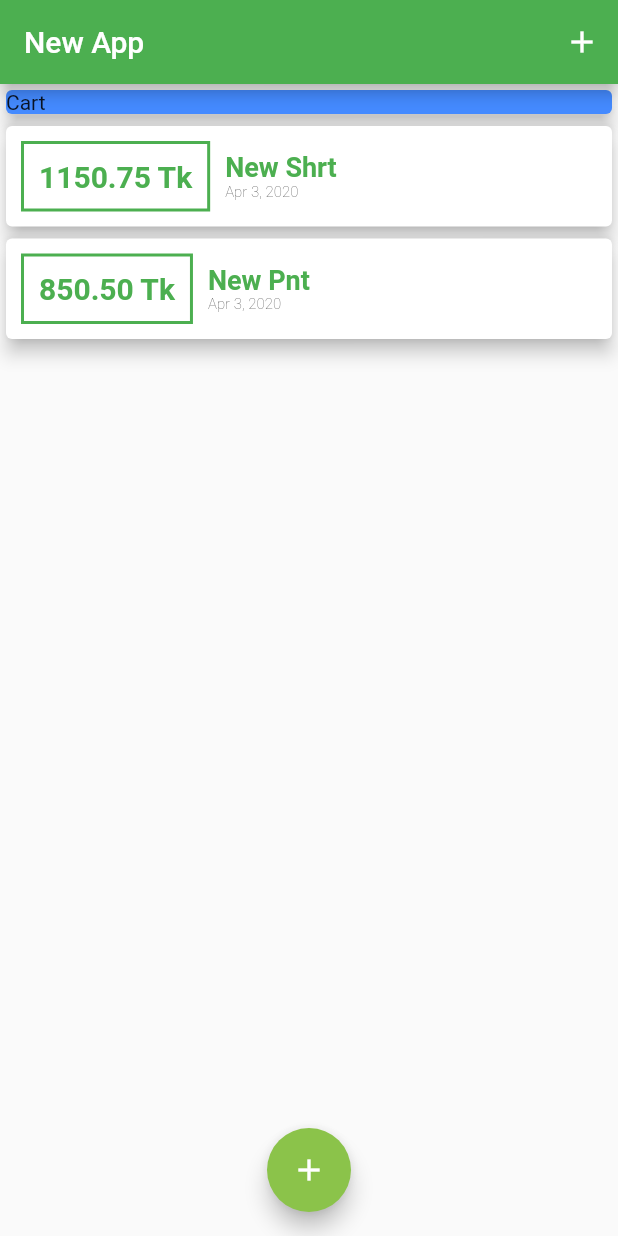
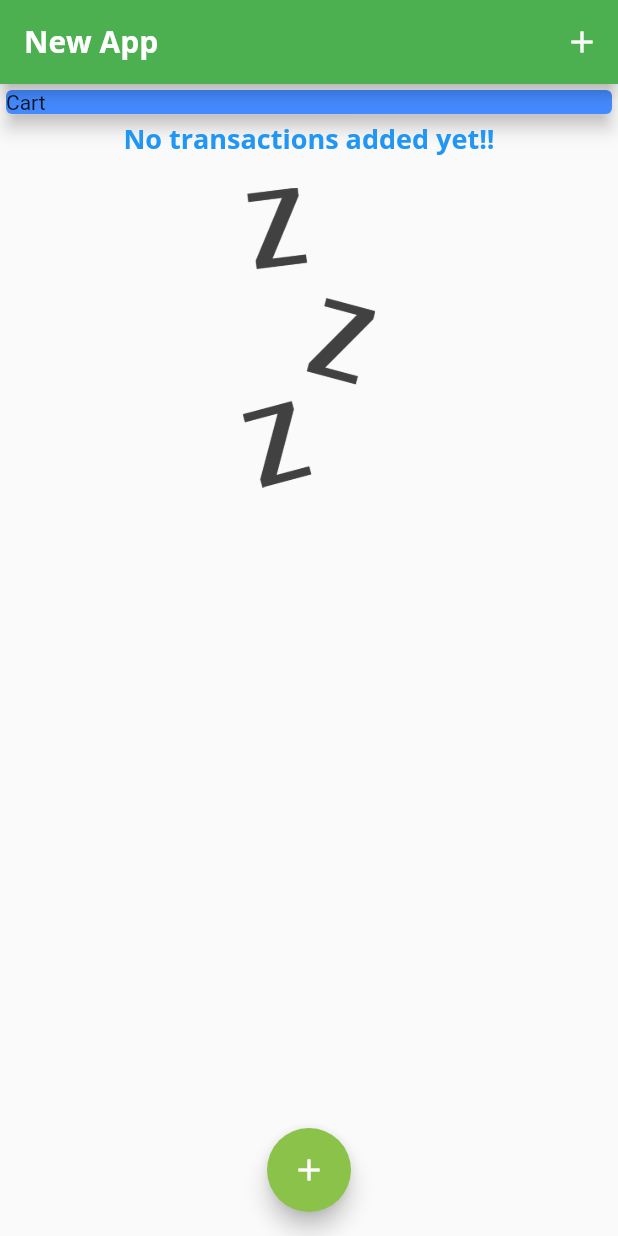
Before and after one commit to ShariyarAbeer/PersonalExpenses, a Flutter app: the screen it shows after launch, on a phone screen of 412 x 824 dp. Run offline on Flutter 3.47's test engine with Material 2 defaults, Android fonts, the phone set to English and light mode, and no system bars.

Commit message:
Chart Working

```diff
--- a/lib/main.dart
+++ b/lib/main.dart
@@ -19,6 +19,23 @@ class _MyAppState extends State<MyApp> {
       theme: ThemeData(
         primarySwatch: Colors.green,
         accentColor: Colors.lightGreen,
+        fontFamily: "Quicksand",
+        textTheme: ThemeData.light().textTheme.copyWith(
+              title: TextStyle(
+                  fontFamily: "OpenSans",
+                  fontWeight: FontWeight.bold,
+                  fontSize: 18,
+                  color: Theme.of(context).primaryColor),
+            ),
+        appBarTheme: AppBarTheme(
+          textTheme: ThemeData.light().textTheme.copyWith(
+                title: TextStyle(
+                  fontFamily: "OpenSans",
+                  fontSize: 20,
+                  fontWeight: FontWeight.bold,
+                ),
+              ),
+        ),
       ),
       home: MyHomePage(),
     );
@@ -32,18 +49,18 @@ class MyHomePage extends StatefulWidget {
 
 class _MyHomePageState extends State<MyHomePage> {
   final List<Transaction> _userTransactions = [
-    Transaction(
-      id: "t1",
-      item: "New Shrt",
-      cost: 1150.75,
-      date: DateTime.now(),
-    ),
-    Transaction(
-      id: "t1",
-      item: "New Pnt",
-      cost: 850.5,
-      date: DateTime.now(),
-    ),
+    // Transaction(
+    //   id: "t1",
+    //   item: "New Shrt",
+    //   cost: 1150.75,
+    //   date: DateTime.now(),
+    // ),
+    // Transaction(
+    //   id: "t1",
+    //   item: "New Pnt",
+    //   cost: 850.5,
+    //   date: DateTime.now(),
+    // ),
   ];
 
   void _addNewTransactions(String txItem, double txCost) {
--- /dev/null
+++ b/lib/widgets/chart.dart
@@ -0,0 +1,14 @@
+import 'package:flutter/material.dart';
+
+class Chart extends StatelessWidget {
+  @override
+  Widget build(BuildContext context) {
+    return Card(
+      elevation: 6,
+      margin: EdgeInsets.all(20),
+      child: Row(
+        children: <Widget>[],
+      ),
+    );
+  }
+}
--- a/lib/widgets/transactions_list.dart
+++ b/lib/widgets/transactions_list.dart
@@ -10,7 +10,26 @@ class TransactionList extends StatelessWidget {
   Widget build(BuildContext context) {
     return Container(
       height: 300,
-      child: ListView.builder(
+      child: _userTransactions.isEmpty
+          ? Column(
+              children: <Widget>[
+                Text(
+                  "No transactions added yet!!",
+                  style: Theme.of(context).textTheme.title,
+                ),
+                SizedBox(
+                  height: 20,
+                ),
+                Container(
+                  height: 200,
+                  child: Image.asset(
+                    "assets/images/waiting.png",
+                    fit: BoxFit.cover,
+                  ),
+                ),
+              ],
+            )
+          : ListView.builder(
               itemBuilder: (ctx, index) {
                 return Card(
                   elevation: 5,
@@ -29,7 +48,8 @@ class TransactionList extends StatelessWidget {
                         ),
                         padding: EdgeInsets.all(10),
                         child: Text(
-                    _userTransactions[index].cost.toStringAsFixed(2) + " Tk",
+                          _userTransactions[index].cost.toStringAsFixed(2) +
+                              " Tk",
                           style: TextStyle(
                             fontWeight: FontWeight.bold,
                             fontSize: 20,
@@ -42,14 +62,13 @@ class TransactionList extends StatelessWidget {
                         children: <Widget>[
                           Text(
                             _userTransactions[index].item,
-                      style: TextStyle(
-                        fontWeight: FontWeight.bold,
-                        fontSize: 18,
-                        color: Theme.of(context).primaryColor,
-                      ),
+                            style: Theme.of(context).textTheme.title,
+
+                            // color: Theme.of(context).primaryColor,
                           ),
                           Text(
-                      DateFormat.yMMMd().format(_userTransactions[index].date),
+                            DateFormat.yMMMd()
+                                .format(_userTransactions[index].date),
                             style: TextStyle(
                               fontWeight: FontWeight.w200,
                               fontSize: 10,
```
Also changed, not shown: pubspec.yaml (+13 -8 lines), assets/fonts/OpenSans-Bold.ttf (added), assets/fonts/OpenSans-Regular.ttf (added), assets/fonts/Quicksand-Bold.ttf (added), assets/fonts/Quicksand-Light.ttf (added), assets/fonts/Quicksand-Medium.ttf (added), assets/fonts/Quicksand-Regular.ttf (added), assets/images/waiting.png (added). Lines whose indentation alone changed are shown as unchanged.
